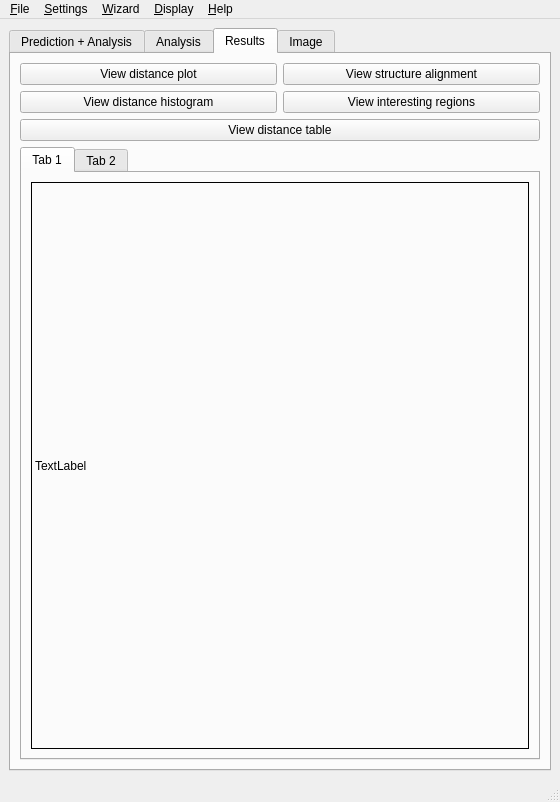
Qt form uiForms/mainWindow.ui (urban233/PySSA) before a commit.
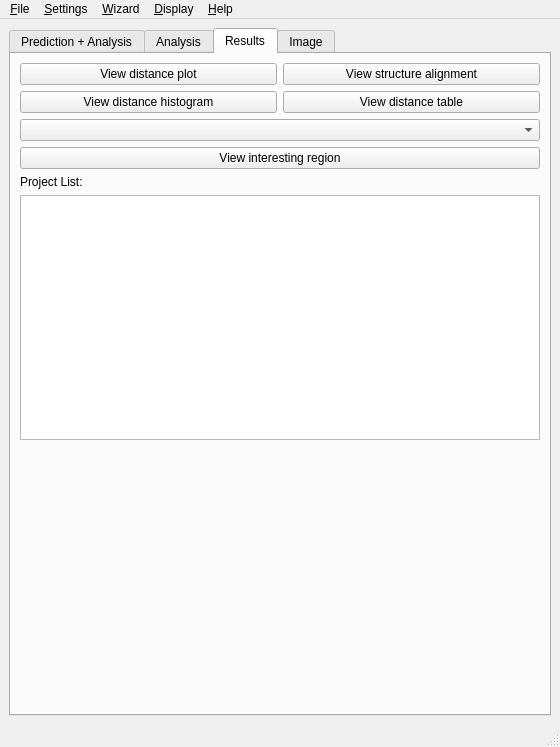
The same form after that commit. The open tabs and pages were chosen to show the change.

The edit to the form file:
```diff
--- a/uiForms/mainWindow.ui
+++ b/uiForms/mainWindow.ui
@@ -7,14 +7,14 @@
     <x>0</x>
     <y>0</y>
     <width>560</width>
-    <height>802</height>
+    <height>747</height>
    </rect>
   </property>
   <property name="windowTitle">
    <string>MainWindow</string>
   </property>
   <widget class="QWidget" name="centralwidget">
-   <layout class="QVBoxLayout" name="verticalLayout_6">
+   <layout class="QVBoxLayout" name="verticalLayout_4">
     <item>
      <widget class="QTabWidget" name="tabWidget_2">
       <property name="focusPolicy">
@@ -464,9 +464,7 @@
        <attribute name="title">
         <string>Results</string>
        </attribute>
-       <layout class="QVBoxLayout" name="verticalLayout_4">
-        <item>
-         <layout class="QVBoxLayout" name="verticalLayout_3">
+       <layout class="QVBoxLayout" name="verticalLayout_6">
           <item>
            <layout class="QHBoxLayout" name="horizontalLayout_10">
             <item>
@@ -495,17 +493,6 @@
              </widget>
             </item>
             <item>
-             <widget class="QPushButton" name="btn_view_interesting_regions">
-              <property name="text">
-               <string>View interesting regions</string>
-              </property>
-             </widget>
-            </item>
-           </layout>
-          </item>
-          <item>
-           <layout class="QHBoxLayout" name="horizontalLayout_12">
-            <item>
              <widget class="QPushButton" name="btn_view_distance_table">
               <property name="text">
                <string>View distance table</string>
@@ -515,46 +502,46 @@
            </layout>
           </item>
           <item>
-           <widget class="QTabWidget" name="tabWidget">
-            <property name="sizePolicy">
-             <sizepolicy hsizetype="Expanding" vsizetype="Expanding">
-              <horstretch>0</horstretch>
-              <verstretch>0</verstretch>
-             </sizepolicy>
+         <layout class="QVBoxLayout" name="verticalLayout_5">
+          <item>
+           <widget class="QComboBox" name="cb_interesting_regions"/>
+          </item>
+          <item>
+           <widget class="QPushButton" name="btn_view_interesting_region">
+            <property name="text">
+             <string>View interesting region</string>
             </property>
-            <property name="currentIndex">
-             <number>0</number>
-            </property>
-            <widget class="QWidget" name="tab">
-             <attribute name="title">
-              <string>Tab 1</string>
-             </attribute>
-             <layout class="QVBoxLayout" name="verticalLayout_7">
+           </widget>
+          </item>
+         </layout>
+        </item>
+        <item>
+         <layout class="QVBoxLayout" name="verticalLayout_3">
               <item>
                <widget class="QLabel" name="label_9">
-                <property name="autoFillBackground">
-                 <bool>false</bool>
-                </property>
-                <property name="frameShape">
-                 <enum>QFrame::Box</enum>
-                </property>
                 <property name="text">
-                 <string>TextLabel</string>
+             <string>Project List:</string>
                 </property>
                </widget>
               </item>
-             </layout>
-            </widget>
-            <widget class="QWidget" name="tab_2">
-             <attribute name="title">
-              <string>Tab 2</string>
-             </attribute>
-             <layout class="QVBoxLayout" name="verticalLayout_5"/>
-            </widget>
-           </widget>
+          <item>
+           <widget class="QListWidget" name="project_list"/>
           </item>
          </layout>
         </item>
+        <item>
+         <spacer name="verticalSpacer_4">
+          <property name="orientation">
+           <enum>Qt::Vertical</enum>
+          </property>
+          <property name="sizeHint" stdset="0">
+           <size>
+            <width>20</width>
+            <height>240</height>
+           </size>
+          </property>
+         </spacer>
+        </item>
        </layout>
       </widget>
       <widget class="QWidget" name="Image">
```
Left out of the diff: 5 changed lines with no effect on the pictures. Lines whose indentation alone changed are shown as unchanged.
